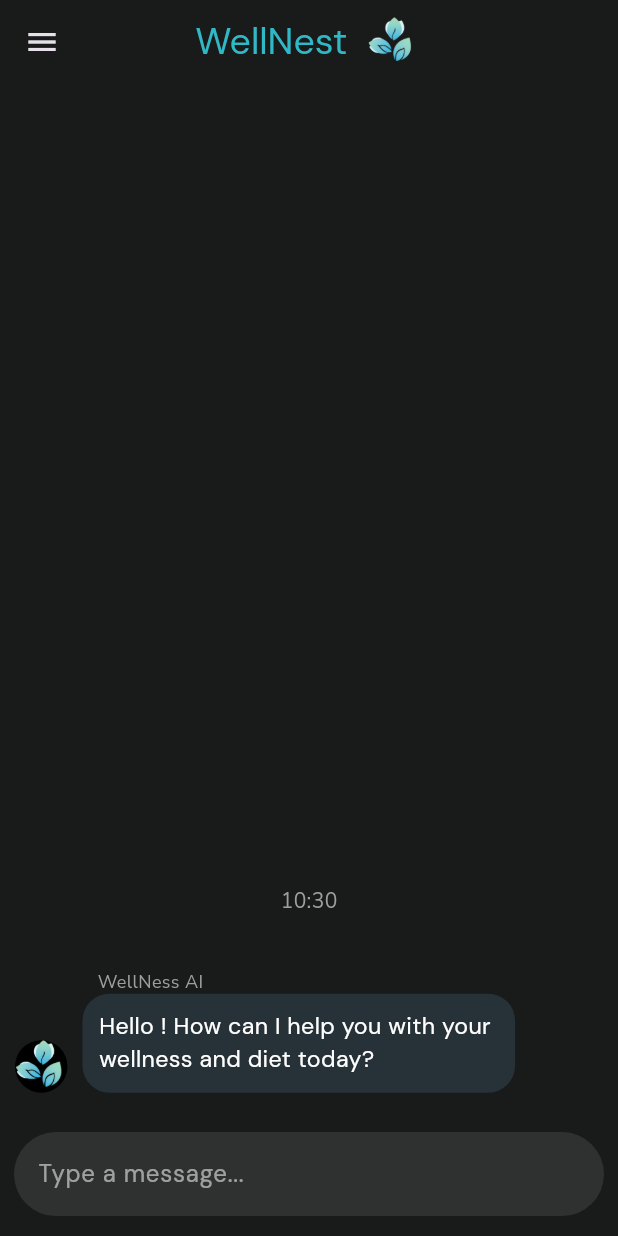
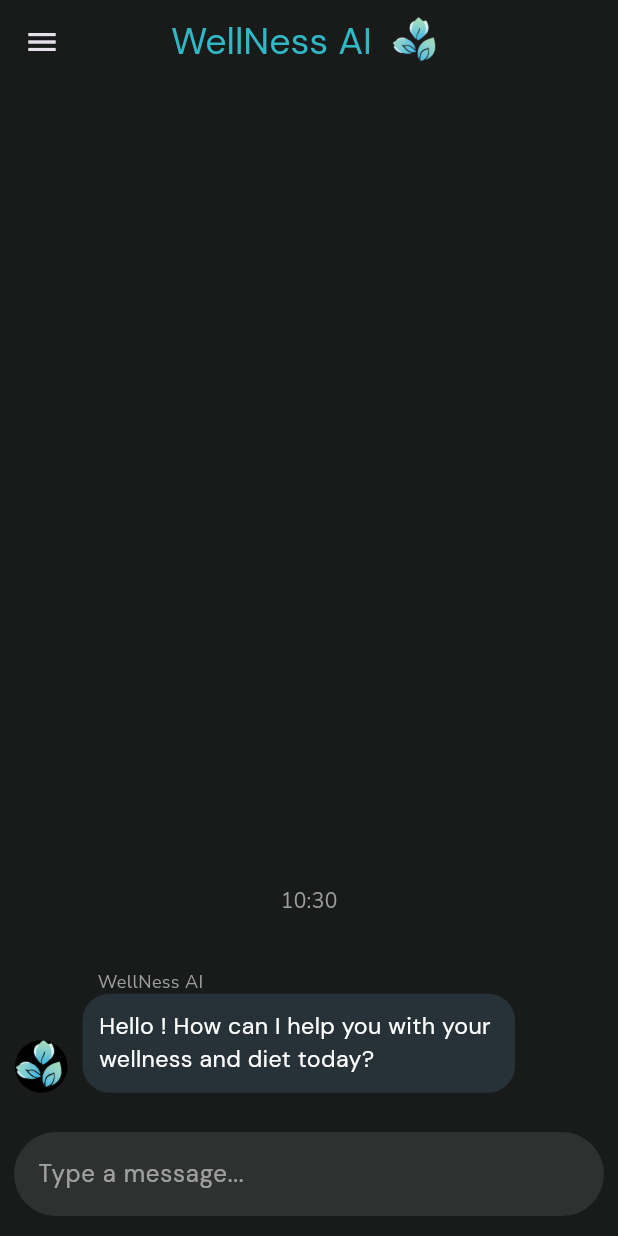
Before and after one commit to om945/business_project_wellness_ai_chatbot, a Flutter app: the ChatScreen screen opened directly, on a phone screen of 412 x 824 dp. Run offline on Flutter 3.47's test engine with Material 3 defaults, Android fonts, the light colour scheme and no system bars; drawn by our look-alikes of dash_chat_2; our stand-ins replace flutter_screenutil, google_fonts, shared_preferences; accounts and stored records are empty.

Commit message:
Update app title and references from 'WellNest' to 'WellNess AI' for consistency across the application.

```diff
--- a/lib/main.dart
+++ b/lib/main.dart
@@ -35,7 +35,7 @@ class MyApp extends StatelessWidget {
             splitScreenMode: true,
             builder: (context, child) => MaterialApp(
               debugShowCheckedModeBanner: false,
-              title: 'WellNest Chatbot',
+              title: 'WellNess AI Chatbot',
               theme: notifier.lightTheam,
               darkTheme: notifier.darkTheam,
               themeMode: ThemeMode.dark,
--- a/lib/pages/chat_screen.dart
+++ b/lib/pages/chat_screen.dart
@@ -103,7 +103,7 @@ class _ChatScreenState extends State<ChatScreen> {
           crossAxisAlignment: CrossAxisAlignment.center,
           children: [
             Text(
-              'WellNest',
+              'WellNess AI',
               style: TextStyle(
                 fontFamily: googleFontBold,
                 color: blueColor,
@@ -118,7 +118,7 @@ class _ChatScreenState extends State<ChatScreen> {
       body: _userProfile.isEmpty
           ? const Center(
               child: CircularProgressIndicator(),
-            ) // Show loader while profile loads
+            )
           : DashChat(
               currentUser: _user,
               onSend: _sendMessage,
```
